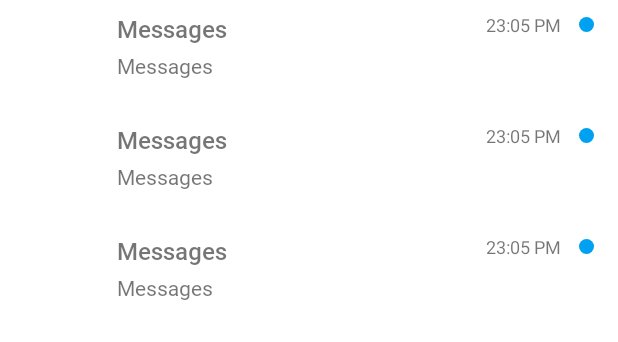
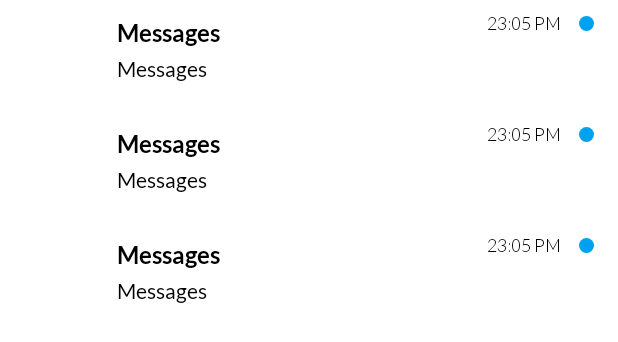
Before and after one commit to The-Fuse/SMS-Phishing-Detection, an Android app: the layout fragment_home.xml on its own in the app's theme, with its tools: preview values and no code run, on a phone screen of 412 x 824 dp. Shown: the top 342 px of the screen. Run offline under Robolectric (Android 15) with nearby library versions, the phone set to English and light mode, and no system bars.

Commit message:
fonts added

```diff
--- a/app/src/main/res/layout/sender_card.xml
+++ b/app/src/main/res/layout/sender_card.xml
@@ -42,8 +42,10 @@
             android:layout_width="0dp"
             android:layout_height="wrap_content"
             android:layout_marginStart="12dp"
+            android:layout_marginTop="4dp"
             android:layout_marginEnd="16dp"
-            android:fontFamily="@font/roboto_medium"
+            android:textColor="@color/black"
+            android:fontFamily="@font/lato_bold"
             android:text="@{message.address}"
             android:textSize="16sp"
             app:bindTextColor="@{message.read}"
@@ -55,13 +57,15 @@
         <TextView
             android:layout_width="0dp"
             android:layout_height="wrap_content"
+            android:layout_marginTop="2dp"
             android:layout_marginEnd="24dp"
-            android:layout_marginTop="4dp"
-            android:fontFamily="@font/roboto"
+            android:fontFamily="@font/lato"
             android:maxLines="2"
             android:text="@{message.body}"
+            android:textColor="@color/black"
             android:textSize="14sp"
             app:bindTextColor="@{message.read}"
+            app:layout_constraintBottom_toBottomOf="@+id/sender_imageView"
             app:layout_constraintEnd_toEndOf="parent"
             app:layout_constraintStart_toStartOf="@+id/sender_name_textView"
             app:layout_constraintTop_toBottomOf="@+id/sender_name_textView"
@@ -73,7 +77,9 @@
             android:layout_height="wrap_content"
             android:layout_marginEnd="12dp"
             android:textSize="12sp"
+            android:fontFamily="@font/lato_light"
             app:bindFormatDate="@{message.date}"
+            android:textColor="@color/black"
             app:bindTextColor="@{message.read}"
             app:layout_constraintEnd_toStartOf="@+id/imageView2"
             app:layout_constraintTop_toTopOf="parent"
```
